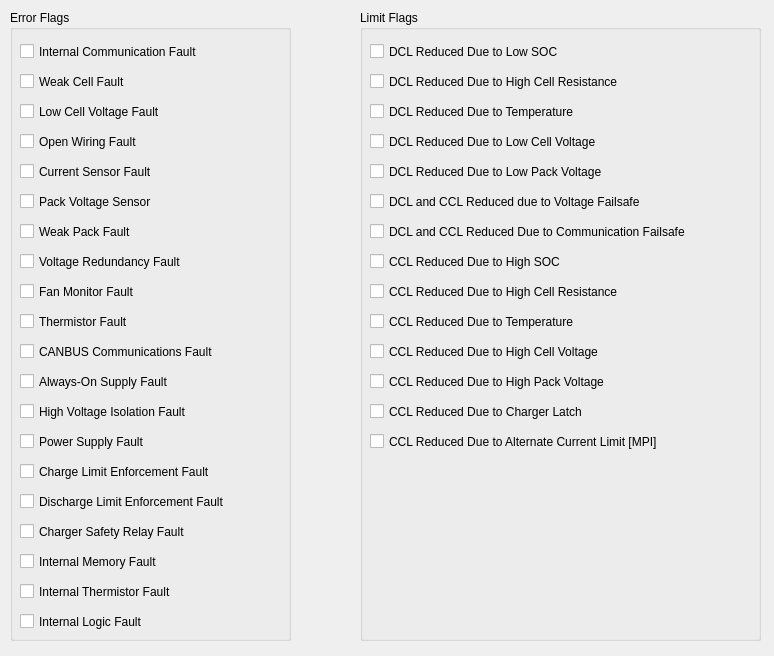
The window that src/UILayer/Packet/BatteryFaultsTab.ui (UCSolarCarTeam/Epsilon-Telemetry-Test-Tool) describes before a commit, drawn with Qt 5.
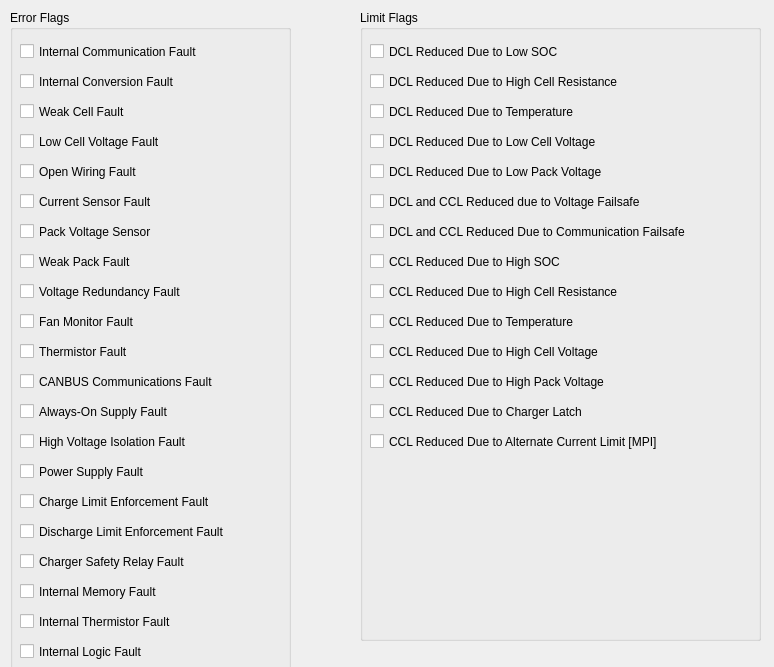
The same window after the commit.

Commit message: internalConversionFault in BatteryFaultsTab

```diff
--- a/src/UILayer/Packet/BatteryFaultsTab.ui
+++ b/src/UILayer/Packet/BatteryFaultsTab.ui
@@ -7,7 +7,7 @@
     <x>0</x>
     <y>0</y>
     <width>774</width>
-    <height>656</height>
+    <height>667</height>
    </rect>
   </property>
   <property name="windowTitle">
@@ -214,7 +214,7 @@
      <x>10</x>
      <y>10</y>
      <width>281</width>
-     <height>631</height>
+     <height>751</height>
     </rect>
    </property>
    <property name="title">
@@ -237,7 +237,7 @@
     <property name="geometry">
      <rect>
       <x>10</x>
-      <y>60</y>
+      <y>90</y>
       <width>231</width>
       <height>23</height>
      </rect>
@@ -250,7 +250,7 @@
     <property name="geometry">
      <rect>
       <x>10</x>
-      <y>90</y>
+      <y>120</y>
       <width>231</width>
       <height>23</height>
      </rect>
@@ -263,7 +263,7 @@
     <property name="geometry">
      <rect>
       <x>10</x>
-      <y>120</y>
+      <y>150</y>
       <width>231</width>
       <height>23</height>
      </rect>
@@ -276,7 +276,7 @@
     <property name="geometry">
      <rect>
       <x>10</x>
-      <y>150</y>
+      <y>180</y>
       <width>231</width>
       <height>23</height>
      </rect>
@@ -289,7 +289,7 @@
     <property name="geometry">
      <rect>
       <x>10</x>
-      <y>180</y>
+      <y>210</y>
       <width>231</width>
       <height>23</height>
      </rect>
@@ -302,7 +302,7 @@
     <property name="geometry">
      <rect>
       <x>10</x>
-      <y>210</y>
+      <y>240</y>
       <width>231</width>
       <height>23</height>
      </rect>
@@ -315,7 +315,7 @@
     <property name="geometry">
      <rect>
       <x>10</x>
-      <y>240</y>
+      <y>270</y>
       <width>231</width>
       <height>23</height>
      </rect>
@@ -328,7 +328,7 @@
     <property name="geometry">
      <rect>
       <x>10</x>
-      <y>270</y>
+      <y>300</y>
       <width>231</width>
       <height>23</height>
      </rect>
@@ -341,7 +341,7 @@
     <property name="geometry">
      <rect>
       <x>10</x>
-      <y>300</y>
+      <y>330</y>
       <width>231</width>
       <height>23</height>
      </rect>
@@ -354,7 +354,7 @@
     <property name="geometry">
      <rect>
       <x>10</x>
-      <y>330</y>
+      <y>360</y>
       <width>231</width>
       <height>23</height>
      </rect>
@@ -367,7 +367,7 @@
     <property name="geometry">
      <rect>
       <x>10</x>
-      <y>510</y>
+      <y>540</y>
       <width>261</width>
       <height>23</height>
      </rect>
@@ -380,7 +380,7 @@
     <property name="geometry">
      <rect>
       <x>10</x>
-      <y>420</y>
+      <y>450</y>
       <width>231</width>
       <height>23</height>
      </rect>
@@ -393,7 +393,7 @@
     <property name="geometry">
      <rect>
       <x>10</x>
-      <y>390</y>
+      <y>420</y>
       <width>231</width>
       <height>23</height>
      </rect>
@@ -406,7 +406,7 @@
     <property name="geometry">
      <rect>
       <x>10</x>
-      <y>480</y>
+      <y>510</y>
       <width>261</width>
       <height>23</height>
      </rect>
@@ -419,7 +419,7 @@
     <property name="geometry">
      <rect>
       <x>10</x>
-      <y>450</y>
+      <y>480</y>
       <width>241</width>
       <height>23</height>
      </rect>
@@ -432,7 +432,7 @@
     <property name="geometry">
      <rect>
       <x>10</x>
-      <y>360</y>
+      <y>390</y>
       <width>231</width>
       <height>23</height>
      </rect>
@@ -445,7 +445,7 @@
     <property name="geometry">
      <rect>
       <x>10</x>
-      <y>570</y>
+      <y>600</y>
       <width>261</width>
       <height>23</height>
      </rect>
@@ -458,7 +458,7 @@
     <property name="geometry">
      <rect>
       <x>10</x>
-      <y>600</y>
+      <y>630</y>
       <width>261</width>
       <height>23</height>
      </rect>
@@ -471,7 +471,7 @@
     <property name="geometry">
      <rect>
       <x>10</x>
-      <y>540</y>
+      <y>570</y>
       <width>261</width>
       <height>23</height>
      </rect>
@@ -480,6 +480,19 @@
      <string>Internal Memory Fault</string>
     </property>
    </widget>
+   <widget class="QCheckBox" name="internalConversionFault">
+    <property name="geometry">
+     <rect>
+      <x>10</x>
+      <y>60</y>
+      <width>241</width>
+      <height>23</height>
+     </rect>
+    </property>
+    <property name="text">
+     <string>Internal Conversion Fault</string>
+    </property>
+   </widget>
   </widget>
  </widget>
  <resources/>
```
The commit also changes 3 other files.
